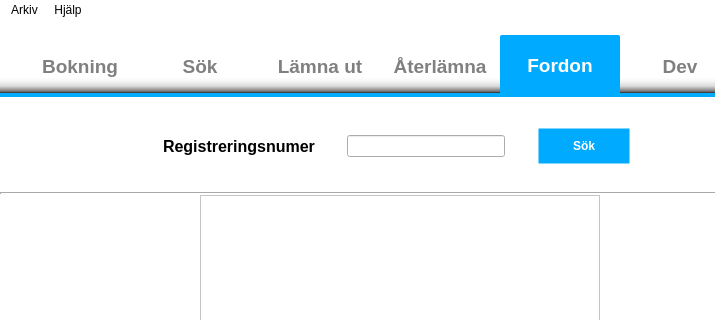
This is trunk/gui/MainWindow.ui in nilsknacken/A3B-repo as Qt 5 draws it before an edit; both pictures show x 0 to 715 and y 0 to 320 of the 800 by 600 pixel window. The edited form follows.
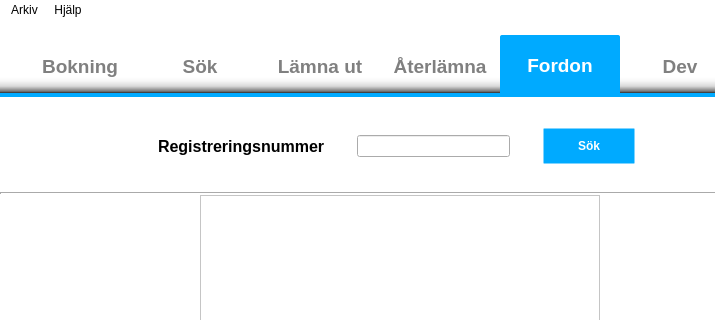
This is the edited form. Icons and pictures are not drawn.

What changed in the file:
```diff
--- a/trunk/gui/MainWindow.ui
+++ b/trunk/gui/MainWindow.ui
@@ -2760,6 +2760,9 @@
           </item>
           <item row="0" column="3">
            <widget class="QLineEdit" name="lineEditSearchP5search">
+            <property name="text">
+             <string/>
+            </property>
             <property name="maxLength">
              <number>6</number>
             </property>
@@ -2827,7 +2830,7 @@
              </font>
             </property>
             <property name="text">
-             <string>Registreringsnumer</string>
+             <string>Registreringsnummer</string>
             </property>
            </widget>
           </item>
```
